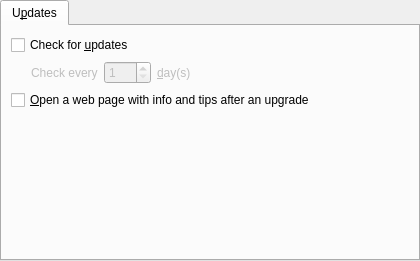
The window that src/prefupdates.ui (wilbert2000/wzplayer) describes before a commit, drawn with Qt 5.
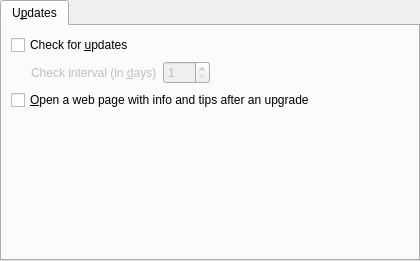
The same window after the commit.

Commit message: Change some texts in the update section

The edit to the form file:
```diff
--- a/src/prefupdates.ui
+++ b/src/prefupdates.ui
@@ -59,7 +59,10 @@
           <item>
            <widget class="QLabel" name="label">
             <property name="text">
-             <string>Check every</string>
+             <string>Check interval (in &amp;days)</string>
+            </property>
+            <property name="buddy">
+             <cstring>days_spin</cstring>
             </property>
            </widget>
           </item>
@@ -73,16 +76,6 @@
             </property>
            </widget>
           </item>
-          <item>
-           <widget class="QLabel" name="label_2">
-            <property name="text">
-             <string>&amp;day(s)</string>
-            </property>
-            <property name="buddy">
-             <cstring>days_spin</cstring>
-            </property>
-           </widget>
-          </item>
           <item>
            <spacer name="horizontalSpacer">
             <property name="orientation">
```
The commit also changes 1 other file.
